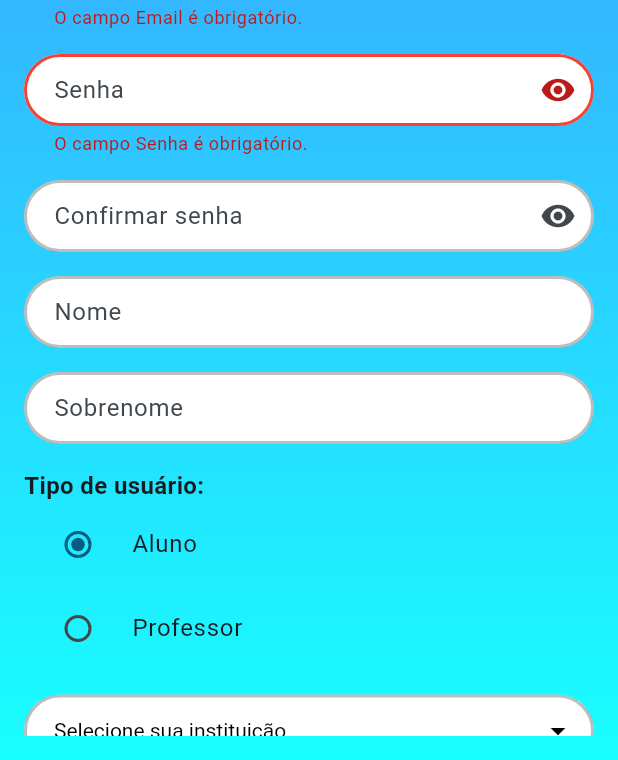
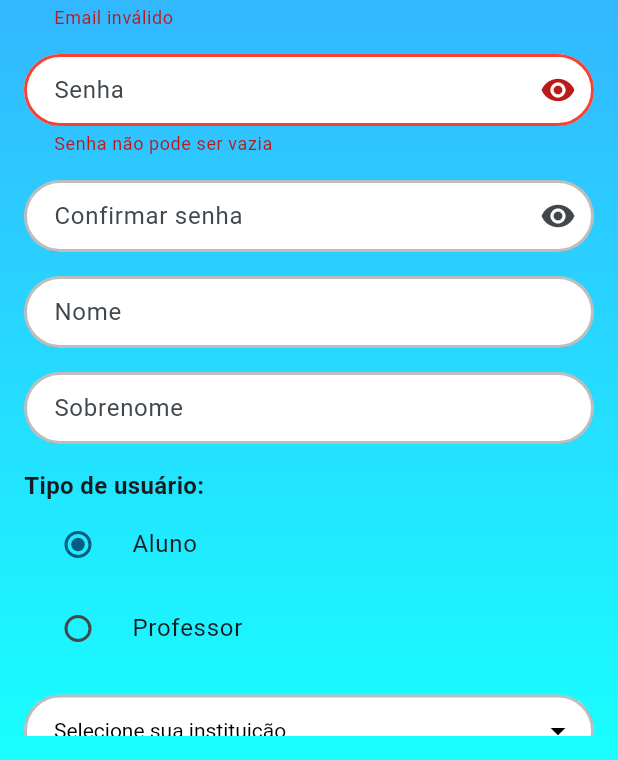
Before and after one commit to Luana-Souza/flutter-tcc, a Flutter app: the screen it shows after launch, after a tap on "Entrar", after a tap on "Não tem uma conta? Cadastre-se", on a phone screen of 412 x 824 dp, the part 476-1236 px from its top. Run offline on Flutter 3.47's test engine with Material 3 defaults, Android fonts, the phone set to English and light mode, and no system bars; our stand-ins replace cloud_firestore, firebase_auth, firebase_core, flutter_mobx, get_it, mobx; accounts and stored records are empty; generated files the repository leaves out were written again.

Commit message:
valiadar está funcionando.

```diff
--- a/lib/Widget/inicio_modal.dart
+++ b/lib/Widget/inicio_modal.dart
@@ -6,6 +6,7 @@ import 'package:tcc/models/disciplinas/disciplina.dart';
 import 'package:tcc/service/disciplina_service.dart';
 import 'package:tcc/models/instituicao.dart';
 import 'package:tcc/service/instituicao_service.dart';
+import 'package:tcc/util/validar.dart';
 
 mostrarModalInicio(BuildContext context){
   showModalBottomSheet(context: context,
@@ -98,7 +99,7 @@ class _DisciplinaModalState extends State<DisciplinaModal> {
                       mainAxisAlignment: MainAxisAlignment.start,
                       children: [
                         SizedBox(height: 16),
-                        TextFormField(controller: _nomeCtrl, decoration: getInputDecoration(
+                        TextFormField(controller: _nomeCtrl, validator: (value) => Validar.formulario(TipoCampo.nomeDisciplina, value) , decoration: getInputDecoration(
                           "Nome da disciplina",
                           hintText: "Ex: Sociologia",
                           icon: Icon(
@@ -145,7 +146,7 @@ class _DisciplinaModalState extends State<DisciplinaModal> {
                           ),
 
                         SizedBox(height: 16),
-                        TextFormField(controller: _turmaCtrl, decoration: getInputDecoration(
+                        TextFormField(controller: _turmaCtrl, validator: (value) => Validar.formulario(TipoCampo.turma, value) , decoration: getInputDecoration(
                           "Turma",
                           hintText: "Ex: T01",
                           icon: Icon(
@@ -160,7 +161,6 @@ class _DisciplinaModalState extends State<DisciplinaModal> {
 
                 ElevatedButton(onPressed: () {
                   enviarClicado();
-
                 }, child: (isCarregandoEnvio)?
                 SizedBox(
                   height: 16,
--- a/lib/my_app.dart
+++ b/lib/my_app.dart
@@ -12,26 +12,25 @@ class MyApp extends StatelessWidget {
       theme: ThemeData(
         brightness: Brightness.light,
         primaryColor: Color(0xFF065b80),
-        hintColor: Colors.cyan,
         colorScheme: ColorScheme.fromSeed(
           seedColor:  Color(0xFF065b80),
           primary:  Color(0xFF065b80),
         ),
         textButtonTheme: TextButtonThemeData(
           style: TextButton.styleFrom(
-            foregroundColor: Color(0xFF065b80),
+            foregroundColor: Color(0xFF325366),
           ),
         ),
 
         elevatedButtonTheme: ElevatedButtonThemeData(
           style: ElevatedButton.styleFrom(
-            backgroundColor: const Color(0xFF065b80),
+            backgroundColor: const Color(0xFF325366),
             foregroundColor: Colors.white,
           ),
         ),
 
         floatingActionButtonTheme: const FloatingActionButtonThemeData(
-          backgroundColor: Color(0xFF065b80),
+          backgroundColor: Color(0xFF325366),
           foregroundColor: Colors.white,
         ),
 
--- a/lib/util/validar.dart
+++ b/lib/util/validar.dart
@@ -1,5 +1,5 @@
 import 'package:cloud_firestore/cloud_firestore.dart';
-enum TipoCampo { email, senha, nome, sobrenome, rga, siape, confirmarSenha }
+enum TipoCampo { email, senha, nome, sobrenome, rga, siape, confirmarSenha, nomeDisciplina, nomeAtividade, nomeAvaliacao, turma, instituicao, sigla, descricao, credito, creditoMinimo, creditoMaximo}
 class Validar {
 
   static String _campoString(String nomeCampo, String campo,
@@ -98,18 +98,16 @@ class Validar {
   }
 
 
-  // Criar um método validar para nomeDisciplina o atual não aceita números
-
   static String nomeDisciplina(String nomeDisciplina) {
-    return _campoStringNumerico('Nome da Disciplina', nomeDisciplina, 2, 50);
+    return _campoStringNumerico('Nome da disciplina', nomeDisciplina, 2, 50);
   }
 
   static String nomeAtividade(String nomeAtividade) {
-    return _campoStringNumerico('Nome da Atividade', nomeAtividade, 2, 50);
+    return _campoStringNumerico('Nome da atividade', nomeAtividade, 2, 50);
   }
 
   static nomeAvaliacao(String nomeAvaliacao) {
-    return _campoStringNumerico('Nome da Avaliação', nomeAvaliacao, 2, 50);
+    return _campoStringNumerico('Nome da avaliação', nomeAvaliacao, 2, 50);
   }
 
   // Exemplo T01, T02
@@ -165,29 +163,19 @@ class Validar {
 
   static String? formulario(TipoCampo tipo, String? valor,
       {String? valorExtra}) {
-    if (valor == null || valor
-        .trim()
-        .isEmpty) {
+    if (valor == null || valor.trim().isEmpty) {
       if (tipo == TipoCampo.confirmarSenha) {
         return 'Confirme sua senha.';
       }
-      String nomeDoCampo = tipo.name;
-
-      nomeDoCampo = nomeDoCampo[0].toUpperCase() + nomeDoCampo.substring(1);
-      if (tipo == TipoCampo.rga || tipo == TipoCampo.siape) {
-        return 'O campo ${tipo.name.toUpperCase()} é obrigatório.';
-      }
-
-      return 'O campo $nomeDoCampo é obrigatório.';
     }
 
     try {
       switch (tipo) {
         case TipoCampo.email:
-          email(valor);
+          email(valor!);
           break;
         case TipoCampo.senha:
-          senha(valor);
+          senha(valor!);
           break;
         case TipoCampo.confirmarSenha:
           if (valor != valorExtra) {
@@ -195,16 +183,46 @@ class Validar {
           }
           break;
         case TipoCampo.nome:
-          nome(valor);
+          nome(valor!);
           break;
         case TipoCampo.sobrenome:
-          sobrenome(valor);
+          sobrenome(valor!);
           break;
         case TipoCampo.rga:
-          rga(valor);
+          rga(valor!);
           break;
         case TipoCampo.siape:
-          siape(valor);
+          siape(valor!);
+          break;
+        case TipoCampo.nomeDisciplina:
+          nomeDisciplina(valor!);
+          break;
+        case TipoCampo.nomeAtividade:
+          nomeAtividade(valor!);
+          break;
+        case TipoCampo.nomeAvaliacao:
+          nomeAvaliacao(valor!);
+          break;
+        case TipoCampo.turma:
+          turma(valor!);
+          break;
+        case TipoCampo.instituicao:
+          instituicao(valor!);
+          break;
+        case TipoCampo.sigla:
+          sigla(valor!);
+          break;
+        case TipoCampo.descricao:
+          descricao(valor!);
+          break;
+        case TipoCampo.credito:
+          credito(valor!);
+          break;
+        case TipoCampo.creditoMinimo:
+          creditoMinimo(valor!);
+          break;
+        case TipoCampo.creditoMaximo:
+          creditoMaximo(valor!);
           break;
       }
     } on Exception catch (e) {
```
Also changed, not shown: lib/Widget/adicionar_editar_atividade_modal.dart (+24 -19 lines), lib/Widget/adicionar_editar_avaliacao_modal.dart (+29 -25 lines).
